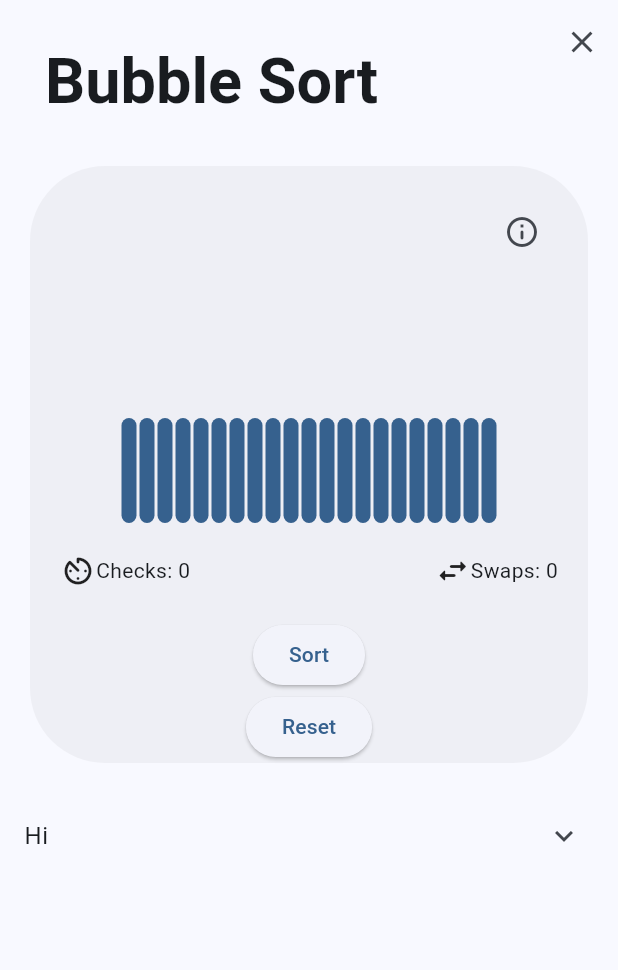
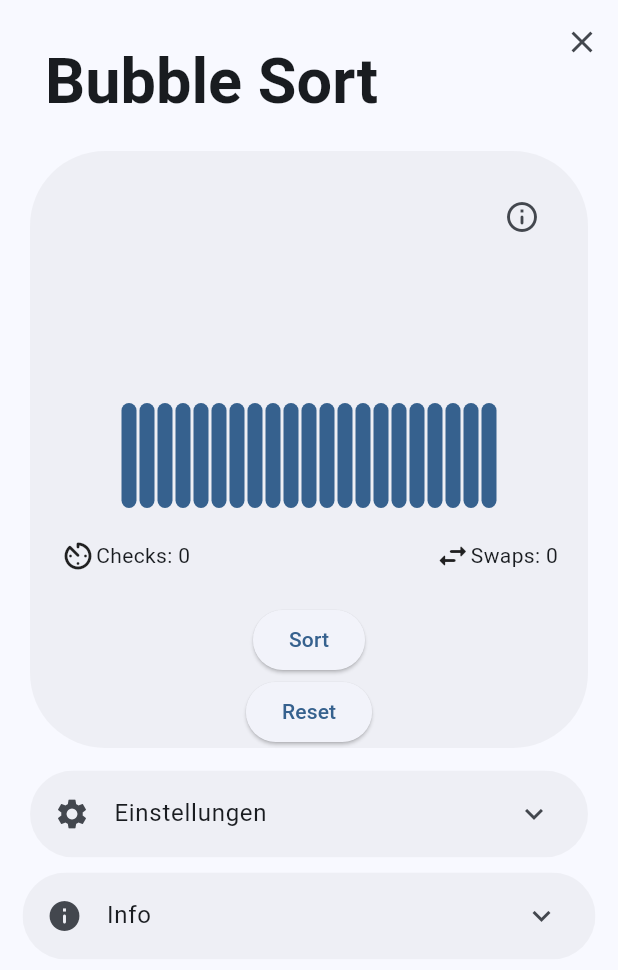
Before and after one commit to lelehier/sort-demo, a Flutter app: the BubbleSortScreen screen opened directly, after a tap on "Reset", on a phone screen of 412 x 824 dp. Shown: the top 970 px of the screen. Run offline on Flutter 3.47's test engine with Material 2 defaults, Android fonts, the phone set to English and light mode, and no system bars; drawn by our look-alikes of dynamic_color; generated files the repository leaves out were written again.

Commit message:
minor gui tweaks

```diff
--- a/lib/algorithms/algorithm.dart
+++ b/lib/algorithms/algorithm.dart
@@ -1,4 +1,9 @@
+import 'dart:math';
+
+import 'package:flutter/widgets.dart';
+import 'package:provider/provider.dart';
 import 'package:sort_demo/algorithms/a_element.dart';
+import 'package:sort_demo/providers/graph_provider.dart';
 
 abstract class Algorithms {
   void swap(List<Aelement> array, int index1, int index2) {
--- a/lib/algorithms/bubble_sort.dart
+++ b/lib/algorithms/bubble_sort.dart
@@ -4,6 +4,7 @@ import 'package:sort_demo/algorithms/algorithm.dart';
 import 'package:sort_demo/widgets/sort_card.dart';
 import 'package:sort_demo/providers/graph_provider.dart';
 import 'package:flutter/material.dart';
+import 'dart:io';
 
 class BubbleSort extends Algorithms {
   void sort(
@@ -11,19 +12,12 @@ class BubbleSort extends Algorithms {
     List<Aelement> array,
   ) async {
     bool sorted;
-    Duration step_duration = Duration(
-            milliseconds: Provider.of<Graph>(context, listen: false).speed) ~/
-        3;
     for (var i = 0; i < array.length; i++) {
       //print("for 1 - $i");
       sorted = true;
       for (var j = 1; j < array.length - i; j++) {
         //print("for 2 - $j");
         if (array[j].value < array[j - 1].value) {
-          print(Duration(
-                  microseconds:
-                      Provider.of<Graph>(context, listen: false).speed)
-              .toString());
           context.read<Graph>().addcheck();
           context.read<Graph>().select(j);
           context.read<Graph>().select(j - 1);
@@ -42,7 +36,7 @@ class BubbleSort extends Algorithms {
               0.4);
           context.read<Graph>().deselect(j);
           context.read<Graph>().deselect(j - 1);
-        } else {
+        }
         context.read<Graph>().addcheck();
         context.read<Graph>().select(j);
         context.read<Graph>().select(j - 1);
@@ -50,7 +44,6 @@ class BubbleSort extends Algorithms {
             milliseconds: Provider.of<Graph>(context, listen: false).speed));
         context.read<Graph>().deselect(j);
         context.read<Graph>().deselect(j - 1);
-        }
       }
       context.read<Graph>().setfinished(i);
       if (sorted == true) {
--- a/lib/providers/graph_provider.dart
+++ b/lib/providers/graph_provider.dart
@@ -7,12 +7,14 @@ class Graph with ChangeNotifier {
   int _checks = 0;
   int _speed = 500;
   double _slidervalue = 1020 - 500;
+  bool _running = false;
 
   List<Aelement> get data => _data;
   int get switches => _switches;
   int get checks => _checks;
   int get speed => _speed;
   double get slidervalue => _slidervalue;
+  bool get isrunning => _running;
 
   void select(int index) {
     _data[index].selected = true;
@@ -49,4 +51,13 @@ class Graph with ChangeNotifier {
     _slidervalue = value.toDouble();
     notifyListeners();
   }
+
+  void isrunnning(bool value) {
+    _running = value;
+  }
+
+  void resetCounter() {
+    _checks = 0;
+    _switches = 0;
+  }
 }
--- a/lib/screens/algorithms.dart
+++ b/lib/screens/algorithms.dart
@@ -1,4 +1,8 @@
+import 'dart:math';
+
 import 'package:flutter/material.dart';
+import 'package:sort_demo/algorithms/a_element.dart';
+import 'package:sort_demo/algorithms/bubble_sort.dart';
 import 'package:sort_demo/screens/bubblesort_screen.dart';
 import 'package:sort_demo/widgets/screen_header.dart';
 import 'package:flutter_gen/gen_l10n/app_localizations.dart';
@@ -26,10 +30,12 @@ class Algorithms extends StatelessWidget {
                       SelectButton(
                         'Bubblesort',
                         'Beschreibung hier oder so',
-                        onpressed: () => Navigator.push(context,
-                            MaterialPageRoute(builder: (BuildContext context) {
-                          return BubbleSortScreen();
-                        })),
+                        onpressed: () => Navigator.push(
+                          context,
+                          MaterialPageRoute(builder: (BuildContext context) {
+                            return const BubbleSortScreen();
+                          }),
+                        ),
                       ),
                       SelectButton('Insertion Sort', 'Comming soon'),
                       SelectButton('Selection Sort', 'Comming soon'),
--- a/lib/screens/bubblesort_screen.dart
+++ b/lib/screens/bubblesort_screen.dart
@@ -1,6 +1,9 @@
+import 'dart:math';
+
 import 'package:flutter/material.dart';
 import 'package:flutter_gen/gen_l10n/app_localizations.dart';
 import 'package:provider/provider.dart';
+import 'package:sort_demo/algorithms/a_element.dart';
 import 'package:sort_demo/algorithms/bubble_sort.dart';
 import 'package:sort_demo/widgets/screen_header.dart';
 import 'package:sort_demo/widgets/settings_item.dart';
@@ -19,6 +22,11 @@ class BubbleSortScreen extends StatefulWidget {
 
 class _BubbleSortScreenState extends State<BubbleSortScreen> {
   @override
+  void initState() {
+    super.initState();
+  }
+
+  @override
   Widget build(BuildContext context) {
     return Scaffold(
       backgroundColor: Theme.of(context).colorScheme.background,
@@ -27,18 +35,68 @@ class _BubbleSortScreenState extends State<BubbleSortScreen> {
           ScreenHeader('Bubble Sort', back: true),
           SliverList(
             delegate: SliverChildListDelegate([
+              Wrap(
+                alignment: WrapAlignment.center,
+                children: [
                   SortCard(),
-              Tile(
-                'Hi',
+                  ConstrainedBox(
+                    constraints:
+                        const BoxConstraints(minWidth: 500, maxWidth: 1000),
+                    child: Column(
+                      children: [
+                        Padding(
+                          padding: const EdgeInsets.symmetric(
+                              horizontal: 20, vertical: 5),
+                          child: Tile(
+                            'Einstellungen',
+                            Icon(Icons.settings),
                             [
-                  FlutterLogo(),
-                  Slider(
+                              Row(
+                                mainAxisAlignment: MainAxisAlignment.center,
+                                children: [
+                                  Icon(Icons.speed_rounded),
+                                  Expanded(
+                                    child: Slider(
                                       min: 20,
                                       max: 1000,
                                       value: context.watch<Graph>().slidervalue,
-                    onChanged: ((value) =>
-                        context.read<Graph>().changespeed(value)),
+                                      onChanged: ((value) => context
+                                          .read<Graph>()
+                                          .changespeed(value)),
                                     ),
+                                  ),
+                                ],
+                              )
+                            ],
+                          ),
+                        ),
+                        Padding(
+                          padding: const EdgeInsets.symmetric(
+                              horizontal: 15, vertical: 5),
+                          child: Tile(
+                            'Info',
+                            Icon(Icons.info_rounded),
+                            [
+                              Row(
+                                children: [
+                                  Align(
+                                      alignment: Alignment.topLeft,
+                                      child: Icon(
+                                        Icons.bubble_chart_rounded,
+                                        size: 50,
+                                      )),
+                                  Flexible(
+                                    child: Text(
+                                        'Bubble sort, sometimes referred to as sinking sort, is a simple sorting algorithm that repeatedly steps through the list, compares adjacent elements and swaps them if they are in the wrong order. The pass through the list is repeated until the list is sorted. The algorithm, which is a comparison sort, is named for the way smaller or larger elements "bubble" to the top of the list. This simple algorithm performs poorly in real world use and is used primarily as an educational tool. More efficient algorithms such as quicksort, timsort, or merge sort are used by the sorting libraries built into popular programming languages such as Python and Java.'),
+                                  )
+                                ],
+                              )
+                            ],
+                          ),
+                        ),
+                      ],
+                    ),
+                  )
                 ],
               )
             ]),
--- a/lib/widgets/sort_card.dart
+++ b/lib/widgets/sort_card.dart
@@ -17,7 +17,9 @@ class _SortCardState extends State<SortCard> {
   @override
   Widget build(BuildContext context) {
     return Padding(
-      padding: const EdgeInsets.all(20.0),
+      padding: const EdgeInsets.symmetric(horizontal: 20, vertical: 10),
+      child: ConstrainedBox(
+        constraints: BoxConstraints(minWidth: 300, maxWidth: 600),
         child: Container(
           decoration: BoxDecoration(
             color: Theme.of(context).hoverColor,
@@ -26,6 +28,7 @@ class _SortCardState extends State<SortCard> {
             ),
           ),
           child: Column(
+            mainAxisSize: MainAxisSize.min,
             children: [
               Align(
                 alignment: Alignment.centerRight,
@@ -43,6 +46,7 @@ class _SortCardState extends State<SortCard> {
                 child: ListView.builder(
                   shrinkWrap: true,
                   scrollDirection: Axis.horizontal,
+                  physics: NeverScrollableScrollPhysics(),
                   itemCount: context.watch<Graph>().data.length,
                   itemBuilder: (context, index) => (bar(
                       context.watch<Graph>().data[index].value.toDouble(),
@@ -72,23 +76,17 @@ class _SortCardState extends State<SortCard> {
                     ]),
               ),
               ElevatedButton(
-                onPressed: () => setState(() {
+                  onPressed: () {
+                    context.read<Graph>().isrunnning(true);
                     BubbleSort().sort(
                       context,
                       Provider.of<Graph>(context, listen: false).data,
                     );
-                    }),
+                  },
                   child: Text('Sort')),
-            ElevatedButton(
-                onPressed: () => setState(() {
-                      List<Aelement> temp = [];
-                      for (int i = 0; i <= 20; i++) {
-                        temp.add(Aelement(Random().nextInt(150)));
-                      }
-                      context.read<Graph>().update(temp);
-                    }),
-                child: Text('Reset'))
+              ElevatedButton(onPressed: reset, child: Text('Reset'))
             ],
+          ),
         ),
       ),
     );
@@ -103,7 +101,7 @@ class _SortCardState extends State<SortCard> {
         padding: EdgeInsets.symmetric(horizontal: 1),
         child: AnimatedContainer(
           curve: Curves.easeInOutCubic,
-          duration: Duration(milliseconds: 200),
+          duration: Duration(milliseconds: 120),
           decoration: BoxDecoration(
               borderRadius: BorderRadius.all(
                 Radius.circular(50),
@@ -119,4 +117,20 @@ class _SortCardState extends State<SortCard> {
       ),
     ]);
   }
+
+  @override
+  void dispose() {
+    Graph().dispose();
+    super.dispose();
   }
+
+  void reset() {
+    List<Aelement> temp = [];
+    for (int i = 0; i <= 20; i++) {
+      temp.add(Aelement(Random().nextInt(150)));
+      context.read<Graph>().resetCounter();
+      context.read<Graph>().isrunnning(false);
+    }
+    context.read<Graph>().update(temp);
+  }
+}
--- a/lib/widgets/tile.dart
+++ b/lib/widgets/tile.dart
@@ -1,17 +1,27 @@
 import 'package:flutter/material.dart';
 
 class Tile extends StatelessWidget {
-  Tile(this.title, this.children, {super.key});
+  Tile(this.title, this.lead, this.children, {super.key});
 
   String title;
+  Icon lead;
   List<Widget> children;
 
   @override
   Widget build(BuildContext context) {
-    return ExpansionTile(
-      title: Text(title),
-      childrenPadding: EdgeInsets.all(10),
-      children: children,
+    return Theme(
+      data: Theme.of(context).copyWith(dividerColor: Colors.transparent),
+      child: ClipRRect(
+        borderRadius: BorderRadius.circular(30.0),
+        child: ExpansionTile(
+          collapsedBackgroundColor: Theme.of(context).hoverColor,
+          backgroundColor: Theme.of(context).hoverColor,
+          title: Text(title),
+          leading: lead,
+          childrenPadding: EdgeInsets.all(10),
+          children: children,
+        ),
+      ),
     );
   }
 }
```
Lines whose indentation alone changed are shown as unchanged.
